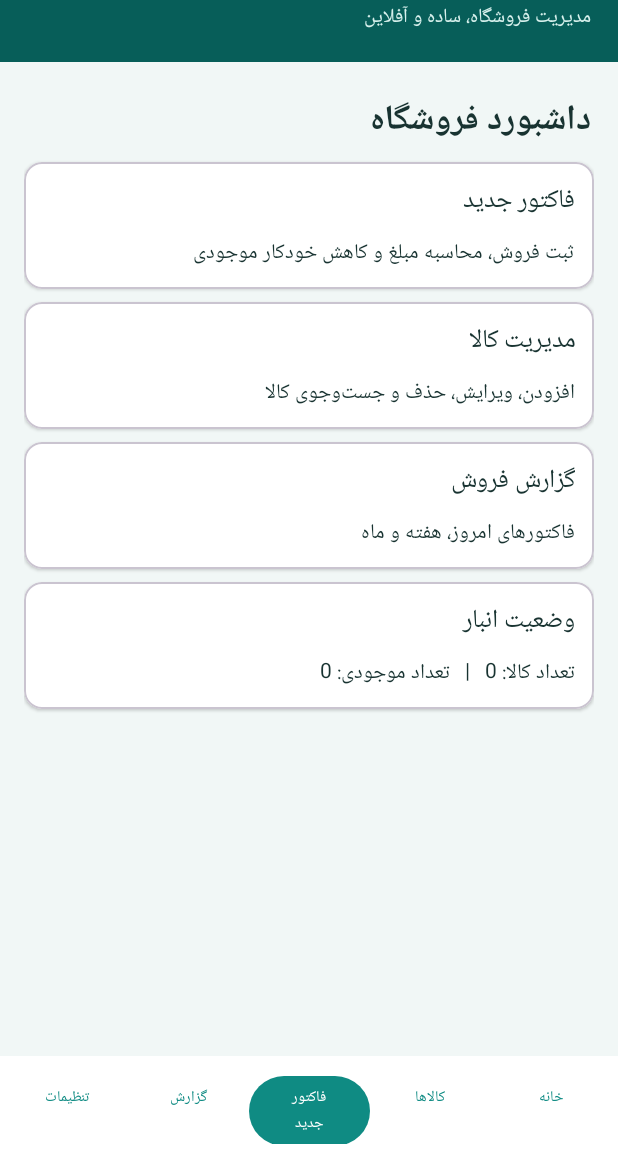
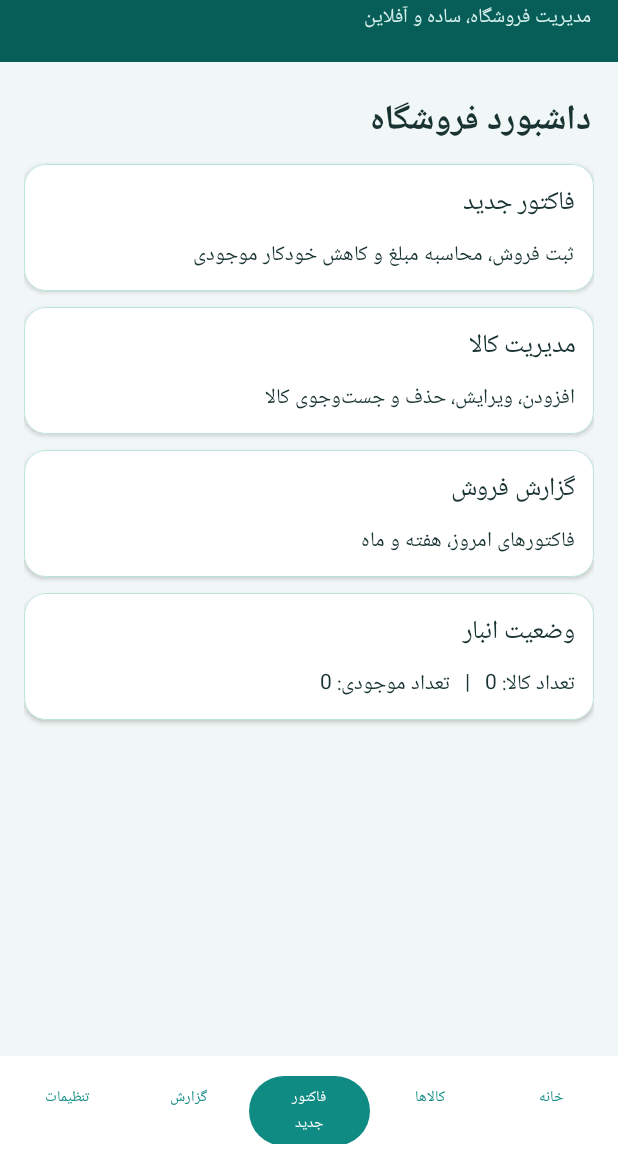
Before and after one commit to mrpcreporter-ship-it/Shalil, an Android app: the screen it shows after launch (MainActivity), on a phone screen of 412 x 824 dp, the part 86-1236 px from its top. Run offline under Robolectric (Android 15) with nearby library versions, the phone set to English and light mode, and no system bars; libraries missing offline, so code that uses them is left out: com.journeyapps.barcodescanner.

Commit message:
Modernize Shalil UI with product photos and smooth transitions

```diff
--- a/app/src/main/java/com/shalil/app/MainActivity.java
+++ b/app/src/main/java/com/shalil/app/MainActivity.java
@@ -40,6 +40,10 @@ public class MainActivity extends AppCompatActivity {
     private boolean toman=false;
     private int paperWidth=58;
     private String pendingBarcode="";
+    private String pendingPhotoUri="";
+    private final ActivityResultLauncher<String[]> photoPicker=registerForActivityResult(new ActivityResultContracts.OpenDocument(), uri -> {
+        if(uri!=null){ try{getContentResolver().takePersistableUriPermission(uri,Intent.FLAG_GRANT_READ_URI_PERMISSION);}catch(Exception ignored){} pendingPhotoUri=uri.toString(); toast("تصویر انتخاب شد؛ با ذخیره کالا ثبت می‌شود"); }
+    });
     private boolean scanForInvoice=false;
     private final ActivityResultLauncher<ScanOptions> scanner=registerForActivityResult(new ScanContract(), result -> {
         if(result.getContents()!=null){ pendingBarcode=result.getContents(); if(scanForInvoice){ scanForInvoice=false; Cursor p=db().rawQuery("SELECT id FROM products WHERE code=? LIMIT 1",new String[]{pendingBarcode}); if(p.moveToFirst()){long id=p.getLong(0);cart.put(id,cart.getOrDefault(id,0)+1);p.close();invoice();}else{p.close();new AlertDialog.Builder(this).setMessage("No product has this barcode. Add it?").setPositiveButton("Add",(d,w)->productDialog(-1,"",pendingBarcode,0,0,0)).setNegativeButton("Cancel",null).show();}}else productDialog(-1,"",pendingBarcode,0,0,0); }
@@ -60,12 +64,16 @@ public class MainActivity extends AppCompatActivity {
         dashboard();
     }
     private TextView label(String s,int size){TextView t=new TextView(this);t.setText(s);t.setTextSize(size);t.setTextColor(getColor(R.color.ink));t.setPadding(3,6,3,6);return t;}
-    private void heading(String s){content.removeAllViews();TextView h=label(s,23);h.setTypeface(null,1);content.addView(h);}
+    private void heading(String s){
+        content.animate().cancel();content.setAlpha(0f);content.setTranslationY(14f);content.removeAllViews();
+        TextView h=label(s,23);h.setTypeface(null,1);content.addView(h);
+        content.animate().alpha(1f).translationY(0f).setDuration(240).start();
+    }
     private MaterialButton button(String s,Runnable r){MaterialButton b=new MaterialButton(this);b.setText(s);b.setOnClickListener(v->r.run());return b;}
     private void card(String title,String detail,Runnable click){
-        MaterialCardView c=new MaterialCardView(this);c.setRadius(18);c.setCardElevation(2);c.setCardBackgroundColor(getColor(R.color.surface));
+        MaterialCardView c=new MaterialCardView(this);c.setRadius(22);c.setCardElevation(3);c.setStrokeWidth(1);c.setStrokeColor(getColor(R.color.teal_light));c.setCardBackgroundColor(getColor(R.color.surface));
         LinearLayout box=new LinearLayout(this);box.setOrientation(1);box.setPadding(16,12,16,12);box.addView(label(title,17));box.addView(label(detail,14));c.addView(box);
-        LinearLayout.LayoutParams p=new LinearLayout.LayoutParams(-1,-2);p.setMargins(0,5,0,8);content.addView(c,p);if(click!=null)c.setOnClickListener(v->click.run());
+        LinearLayout.LayoutParams p=new LinearLayout.LayoutParams(-1,-2);p.setMargins(0,7,0,9);content.addView(c,p);c.setAlpha(0f);c.setTranslationY(10f);c.animate().alpha(1f).translationY(0f).setDuration(260).start();if(click!=null)c.setOnClickListener(v->click.run());
     }
     private String money(long n){return NumberFormat.getInstance(new Locale("fa","IR")).format(toman?n/10:n)+(toman?" تومان":" ریال");}
     private void toast(String s){Toast.makeText(this,s,Toast.LENGTH_LONG).show();}
@@ -88,11 +96,11 @@ public class MainActivity extends AppCompatActivity {
         LinearLayout results=new LinearLayout(this);results.setOrientation(1);content.addView(results);
         Runnable load=()->{
             results.removeAllViews();String q=search.getText()==null?"":search.getText().toString();
-            Cursor c=db().rawQuery("SELECT id,name,code,stock,buy,price FROM products WHERE name LIKE ? OR code LIKE ? ORDER BY name",new String[]{"%"+q+"%","%"+q+"%"});
+            Cursor c=db().rawQuery("SELECT id,name,code,stock,buy,price,photo FROM products WHERE name LIKE ? OR code LIKE ? ORDER BY name",new String[]{"%"+q+"%","%"+q+"%"});
             while(c.moveToNext()){
-                long id=c.getLong(0),buy=c.getLong(4),price=c.getLong(5);String n=c.getString(1),code=c.getString(2);int stock=c.getInt(3);
+                long id=c.getLong(0),buy=c.getLong(4),price=c.getLong(5);String n=c.getString(1),code=c.getString(2),photo=c.getString(6);int stock=c.getInt(3);
                 MaterialCardView card=new MaterialCardView(this);card.setRadius(14);LinearLayout box=new LinearLayout(this);box.setPadding(12,8,12,8);box.setOrientation(1);
-                box.addView(label(n,17));box.addView(label("بارکد: "+(code==null?"—":code)+" | موجودی: "+stock,13));
+                if(photo!=null&&!photo.isEmpty()){try{ImageView thumb=new ImageView(this);thumb.setImageURI(Uri.parse(photo));thumb.setScaleType(ImageView.ScaleType.CENTER_CROP);LinearLayout.LayoutParams ip=new LinearLayout.LayoutParams(92,92);ip.gravity=Gravity.CENTER_HORIZONTAL;box.addView(thumb,ip);}catch(Exception ignored){}}\n                box.addView(label("🍑  "+n,17));box.addView(label("بارکد: "+(code==null?"—":code)+" | موجودی: "+stock,13));
                 box.addView(label("خرید: "+money(buy)+" | فروش: "+money(price),13));
                 LinearLayout actions=new LinearLayout(this);
                 actions.addView(button("ویرایش",()->productDialog(id,n,code==null?"":code,stock,buy,price)),new LinearLayout.LayoutParams(0,-2,1));
@@ -104,14 +112,14 @@ public class MainActivity extends AppCompatActivity {
         load.run();
     }
     private void productDialog(long id,String name,String code,int stock,long buy,long price){
-        LinearLayout f=new LinearLayout(this);f.setPadding(20,8,20,8);f.setOrientation(1);
+        pendingPhotoUri="";\n        LinearLayout f=new LinearLayout(this);f.setPadding(20,8,20,8);f.setOrientation(1);
         TextInputEditText n=field("نام کالا",name,InputType.TYPE_CLASS_TEXT),bc=field("بارکد",code,InputType.TYPE_CLASS_TEXT),
         st=field("موجودی",String.valueOf(stock),InputType.TYPE_CLASS_NUMBER),bp=field("قیمت خرید (ریال)",String.valueOf(buy),InputType.TYPE_CLASS_NUMBER),
         sp=field("قیمت فروش (ریال)",String.valueOf(price),InputType.TYPE_CLASS_NUMBER);
-        f.addView(n);f.addView(bc);f.addView(st);f.addView(bp);f.addView(sp);
+        f.addView(n);f.addView(bc);f.addView(st);f.addView(bp);f.addView(sp);\n        MaterialButton photo=button("🖼 انتخاب تصویر کالا (اختیاری)",()->photoPicker.launch(new String[]{"image/*"}));f.addView(photo);
         new AlertDialog.Builder(this).setTitle(id<0?"افزودن کالا":"ویرایش کالا").setView(f).setNegativeButton("لغو",null).setPositiveButton("ذخیره",(d,w)->{
             if(n.getText()==null||n.getText().toString().trim().isEmpty()){toast("نام کالا الزامی است");return;}
-            ContentValues v=new ContentValues();v.put("name",n.getText().toString().trim());v.put("code",bc.getText().toString());v.put("stock",num(st));v.put("buy",num(bp));v.put("price",num(sp));
+            ContentValues v=new ContentValues();v.put("name",n.getText().toString().trim());v.put("code",bc.getText().toString());v.put("stock",num(st));v.put("buy",num(bp));v.put("price",num(sp));if(!pendingPhotoUri.isEmpty())v.put("photo",pendingPhotoUri);
             if(id<0)db().insert("products",null,v);else db().update("products",v,"id=?",new String[]{""+id});products();
         }).show();
     }
@@ -223,12 +231,12 @@ public class MainActivity extends AppCompatActivity {
     }
     @Override protected void onActivityResult(int requestCode,int resultCode,Intent data){super.onActivityResult(requestCode,resultCode,data);}
     private class StoreDb extends SQLiteOpenHelper{
-        StoreDb(){super(MainActivity.this,"shalil.db",null,1);}
+        StoreDb(){super(MainActivity.this,"shalil.db",null,2);}
         public void onCreate(SQLiteDatabase d){
-            d.execSQL("CREATE TABLE products(id INTEGER PRIMARY KEY AUTOINCREMENT,name TEXT NOT NULL,code TEXT,stock INTEGER NOT NULL,buy INTEGER NOT NULL,price INTEGER NOT NULL)");
+            d.execSQL("CREATE TABLE products(id INTEGER PRIMARY KEY AUTOINCREMENT,name TEXT NOT NULL,code TEXT,stock INTEGER NOT NULL,buy INTEGER NOT NULL,price INTEGER NOT NULL,photo TEXT)");
             d.execSQL("CREATE TABLE sales(id INTEGER PRIMARY KEY AUTOINCREMENT,total INTEGER NOT NULL,created INTEGER NOT NULL)");
             d.execSQL("CREATE TABLE sale_lines(id INTEGER PRIMARY KEY AUTOINCREMENT,sale_id INTEGER,product_id INTEGER,qty INTEGER,price INTEGER)");
         }
-        public void onUpgrade(SQLiteDatabase d,int oldV,int newV){}
+        public void onUpgrade(SQLiteDatabase d,int oldV,int newV){if(oldV<2)d.execSQL("ALTER TABLE products ADD COLUMN photo TEXT");}
     }
 }
```
